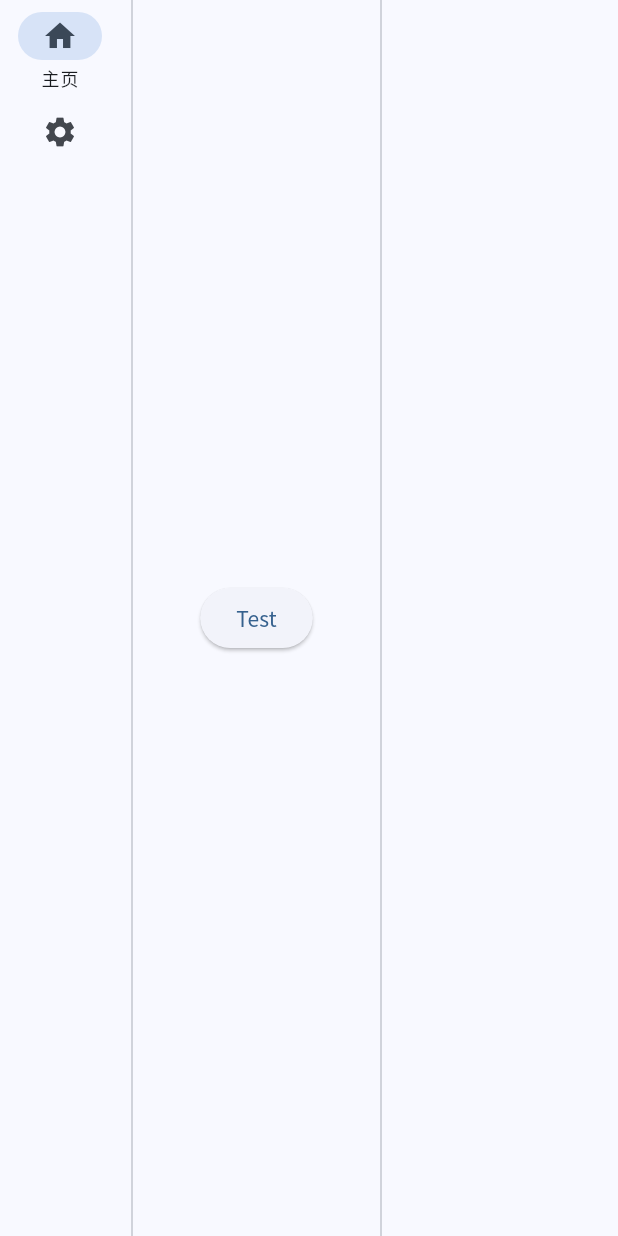
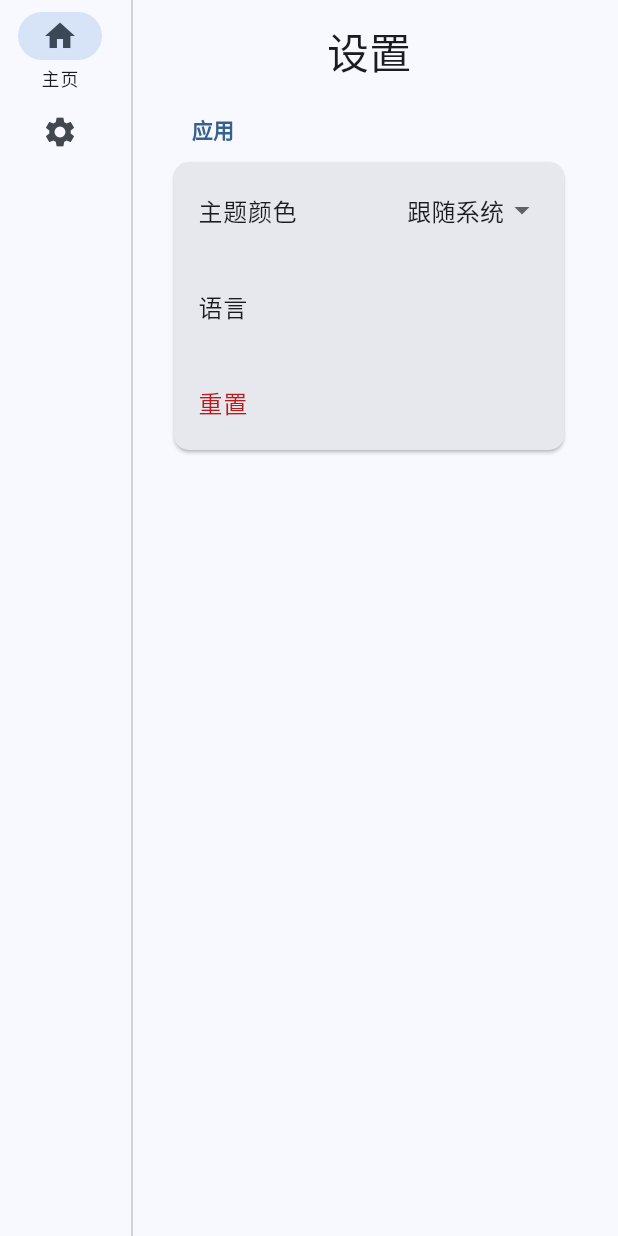
Before and after one commit to blinkspark/closeai, a Flutter app: the screen it shows after launch, on a phone screen of 412 x 824 dp. Run offline on Flutter 3.47's test engine with Material 3 defaults, Android fonts, the phone set to English and light mode, and no system bars; our stand-ins replace get, google_fonts, isar; accounts and stored records are empty; generated files the repository leaves out were written again.

Commit message:
重构主页和设置页面，移除未使用的代码，添加设置部分和设置项组件

```diff
--- a/lib/pages/home_page.dart
+++ b/lib/pages/home_page.dart
@@ -1,62 +1,24 @@
-import 'package:closeai/controllers/provider_controller.dart';
+// import 'package:closeai/controllers/provider_controller.dart';
 import 'package:closeai/pages/home_page/nav_rail.dart';
+import 'package:closeai/pages/setting_page.dart';
 import 'package:flutter/material.dart';
 import 'package:get/get.dart';
 
 import '../controllers/app_state_controller.dart';
-import '../models/provider.dart';
+// import '../models/provider.dart';
 
 class HomePage extends GetResponsiveView<AppStateController> {
   HomePage({super.key});
 
   @override
   Widget builder() {
-    final ProviderController providerController = Get.find();
+    // final ProviderController providerController = Get.find();
     return Scaffold(
       body: Row(
         children: [
           NavRail(),
           VerticalDivider(thickness: 1),
-          Expanded(
-            child: Padding(
-              padding: EdgeInsets.all(16),
-              child: Column(
-                mainAxisAlignment: MainAxisAlignment.center,
-                children: [
-                  ElevatedButton(
-                    onPressed: () {
-                      providerController.addProvider(Provider()..name = 'test');
-                    },
-                    child: Text('Test'),
-                  ),
-                ],
-              ),
-            ),
-          ),
-          VerticalDivider(thickness: 1),
-          Expanded(
-            child: Padding(
-              padding: EdgeInsets.all(16),
-              child: Obx(() {
-                return ListView.builder(
-                  itemCount: providerController.providers.length,
-                  itemBuilder: (ctx, index) {
-                    return ListTile(
-                      title: Text(
-                        providerController.providers[index].value.name,
-                      ),
-                      trailing: IconButton(
-                        onPressed: () {
-                          providerController.removeProvider(index);
-                        },
-                        icon: Icon(Icons.delete_rounded),
-                      ),
-                    );
-                  },
-                );
-              }),
-            ),
-          ),
+          Expanded(child: SettingPage()),
         ],
       ),
     );
--- /dev/null
+++ b/lib/pages/setting_page.dart
@@ -0,0 +1,68 @@
+import 'package:closeai/pages/setting_page/setting_section.dart';
+import 'package:flutter/material.dart';
+import 'package:get/get.dart';
+
+import '../controllers/app_state_controller.dart';
+
+class SettingPage extends GetResponsiveView<AppStateController> {
+  SettingPage({super.key});
+
+  @override
+  Widget builder() {
+    return Row(
+      children: [
+        Container(
+          width: 300,
+          padding: EdgeInsets.all(16),
+          child: Column(
+            children: [
+              Text(
+                '设置',
+                style: Theme.of(Get.context!).textTheme.headlineMedium,
+              ),
+              SizedBox(height: 16),
+              SettingSection(
+                title: '应用',
+                children: [
+                  SettingSectionItem(
+                    title: '主题颜色',
+                    trailing: Obx(() {
+                      return DropdownButton(
+                        items: [
+                          DropdownMenuItem(
+                            value: ThemeMode.light,
+                            child: Text('浅色'),
+                          ),
+                          DropdownMenuItem(
+                            value: ThemeMode.dark,
+                            child: Text('深色'),
+                          ),
+                          DropdownMenuItem(
+                            value: ThemeMode.system,
+                            child: Text('跟随系统'),
+                          ),
+                        ],
+                        underline: Container(),
+                        focusColor: Colors.transparent,
+                        value: controller.themeMode.value,
+                        onChanged: (idx) {
+                          controller.themeMode.value = idx!;
+                        },
+                      );
+                    }),
+                  ),
+                  SettingSectionItem(title: '语言', onPressed: () {}),
+                  SettingSectionItem(
+                    title: '重置',
+                    isDanger: true,
+                    onPressed: () {},
+                  ),
+                ],
+              ),
+            ],
+          ),
+        ),
+      ],
+    );
+  }
+}
--- /dev/null
+++ b/lib/pages/setting_page/setting_section.dart
@@ -0,0 +1,73 @@
+import 'package:flutter/material.dart';
+
+class SettingSection extends StatelessWidget {
+  final String title;
+  final List<Widget> children;
+  const SettingSection({
+    super.key,
+    required this.title,
+    required this.children,
+  });
+
+  @override
+  Widget build(BuildContext context) {
+    return Column(
+      crossAxisAlignment: CrossAxisAlignment.start,
+      children: [
+        Padding(
+          padding: const EdgeInsets.symmetric(vertical: 8, horizontal: 16),
+          child: Text(
+            title,
+            style: Theme.of(context).textTheme.titleSmall?.copyWith(
+              fontWeight: FontWeight.bold,
+              color: Theme.of(context).colorScheme.primary,
+            ),
+          ),
+        ),
+        Card(
+          color: Theme.of(context).colorScheme.surfaceContainerHigh,
+          shape: RoundedRectangleBorder(
+            borderRadius: BorderRadius.circular(10),
+          ),
+          child: Column(
+            crossAxisAlignment: CrossAxisAlignment.start,
+            children: children,
+          ),
+        ),
+      ],
+    );
+  }
+}
+
+class SettingSectionItem extends StatelessWidget {
+  final String title;
+  final VoidCallback? onPressed;
+  final Widget? leading;
+  final Widget? trailing;
+  final bool isDanger;
+
+  const SettingSectionItem({
+    super.key,
+    required this.title,
+    this.onPressed,
+    this.leading,
+    this.trailing,
+    this.isDanger = false,
+  });
+
+  @override
+  Widget build(BuildContext context) {
+    return ListTile(
+      title: Text(
+        title,
+        style: TextStyle(
+          color: isDanger ? Theme.of(context).colorScheme.error : null,
+        ),
+      ),
+      leading: leading,
+      trailing: trailing,
+      onTap: onPressed,
+      contentPadding: EdgeInsets.symmetric(vertical: 4, horizontal: 16),
+    );
+  }
+}
```
